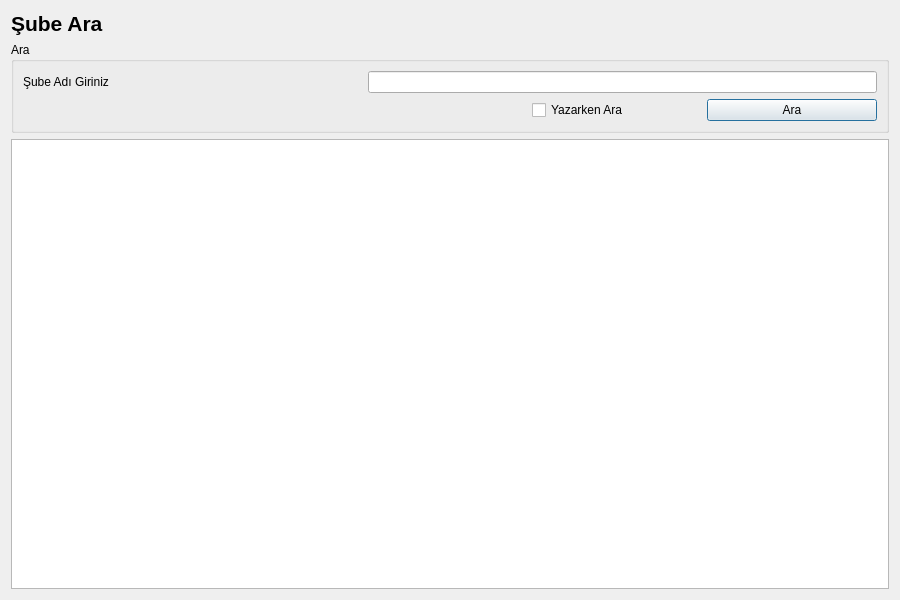
Above: UI/ListeFormlari/krgsubelistesi.ui from Alder-Team/KargoOtomasyonu before the change. Below: the same form after it.
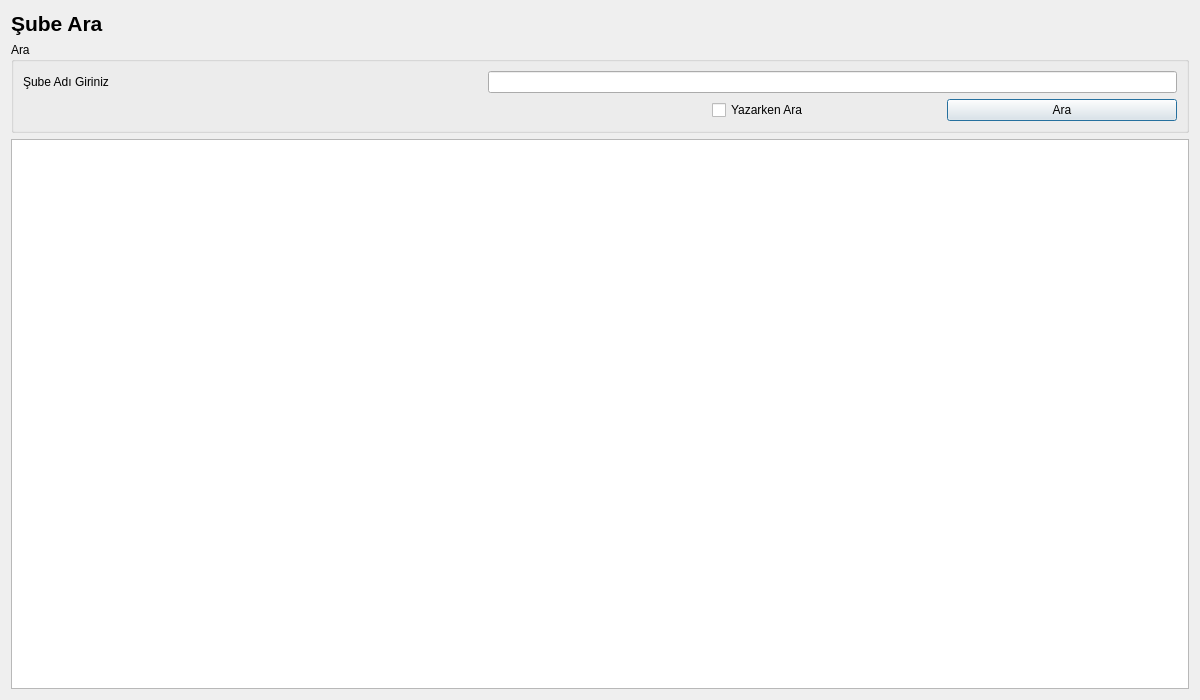
That is the form after the change.

```diff
--- a/UI/ListeFormlari/krgsubelistesi.ui
+++ b/UI/ListeFormlari/krgsubelistesi.ui
@@ -6,8 +6,8 @@
    <rect>
     <x>0</x>
     <y>0</y>
-    <width>900</width>
-    <height>600</height>
+    <width>1200</width>
+    <height>700</height>
    </rect>
   </property>
   <property name="windowTitle">
```
